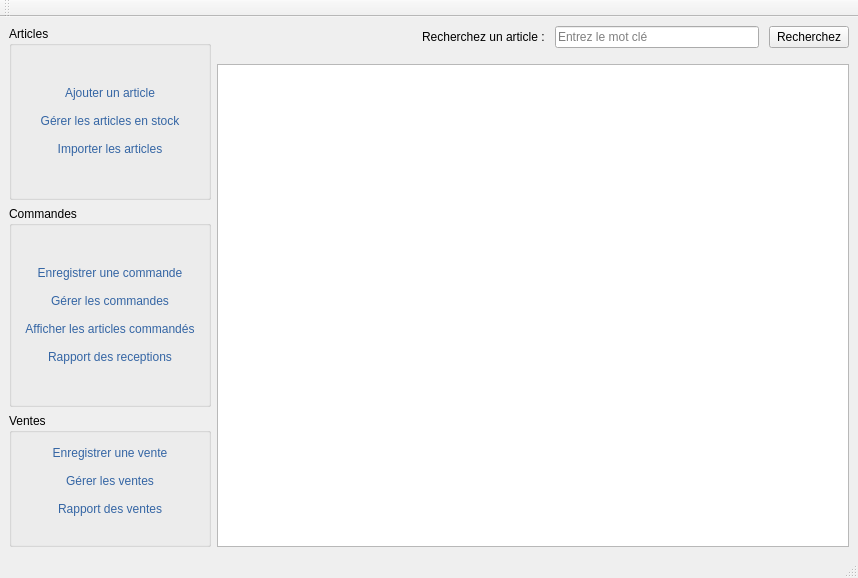
First picture: the form in views/ui/main.ui, repository mono57/libsoft, before the edit.
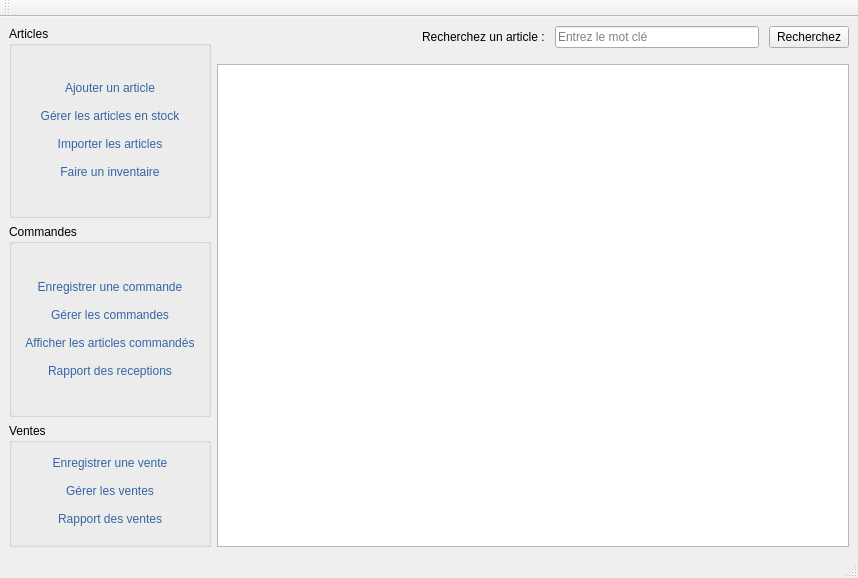
Second picture: the form after the edit.

```diff
--- a/views/ui/main.ui
+++ b/views/ui/main.ui
@@ -95,6 +95,19 @@
              </property>
             </widget>
            </item>
+           <item>
+            <widget class="QPushButton" name="pushButtonInventaire">
+             <property name="styleSheet">
+              <string notr="true">color: rgb(52, 101, 164);</string>
+             </property>
+             <property name="text">
+              <string>Faire un inventaire</string>
+             </property>
+             <property name="flat">
+              <bool>true</bool>
+             </property>
+            </widget>
+           </item>
            <item>
             <spacer name="verticalSpacer">
              <property name="orientation">
```
